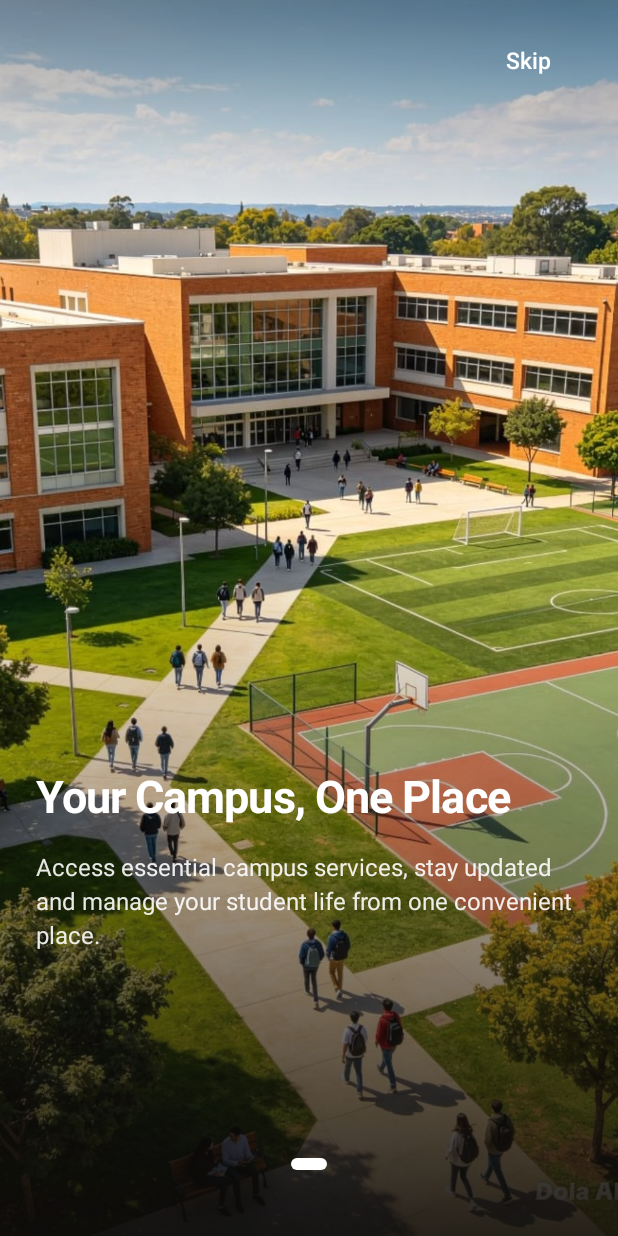
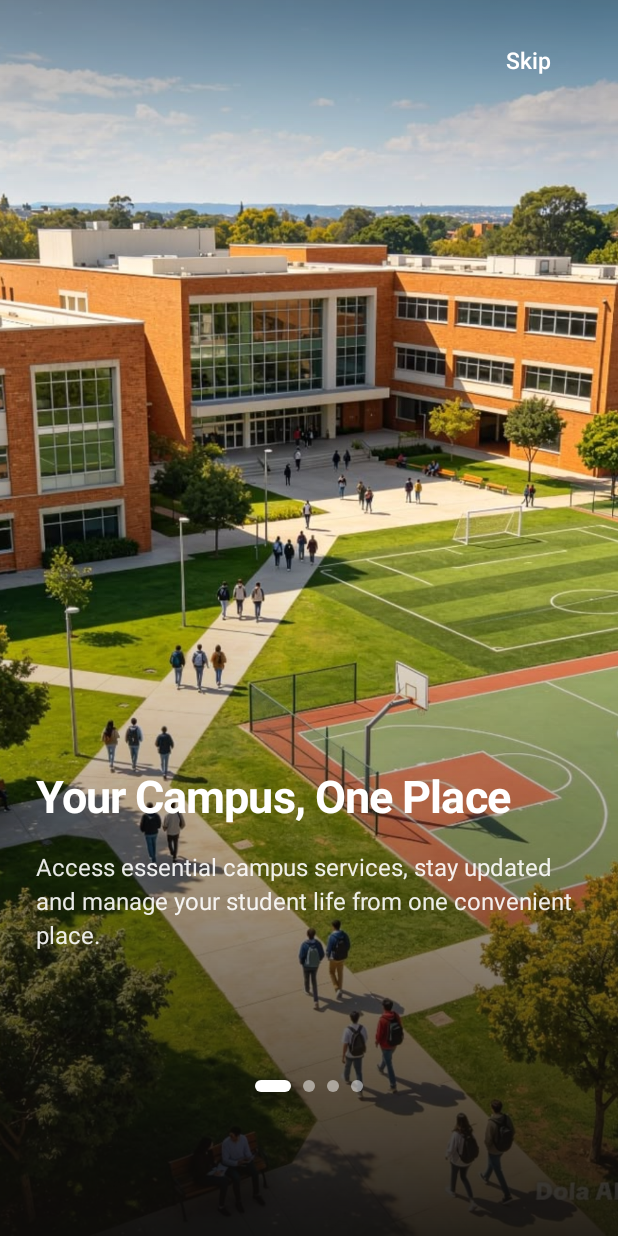
Before and after one commit to oliverokeyo/MobileScholarSchool, an Android app: the screen it shows after launch (OnboardingActivity), on a phone screen of 412 x 824 dp. Run offline under Robolectric (Android 15) with nearby library versions, the phone set to English and light mode, and no system bars; our stand-ins replace Firebase (no records; nobody signed in at launch, a user with empty details on screens opened directly); 1 statement that could not run was skipped.

Commit message:
added  4 dots indicator

```diff
--- a/app/src/main/java/com/example/mobilescholarschool/Onboarding/OnboardingActivity.java
+++ b/app/src/main/java/com/example/mobilescholarschool/Onboarding/OnboardingActivity.java
@@ -17,8 +17,6 @@ import com.example.mobilescholarschool.R;
 import com.example.mobilescholarschool.SignIn.SignInActivity;
 import com.example.mobilescholarschool.SignUp.SignUpActivity;
 import com.google.android.material.button.MaterialButton;
-import com.google.android.material.tabs.TabLayout;
-import com.google.android.material.tabs.TabLayoutMediator;
 
 import java.util.ArrayList;
 import java.util.List;
@@ -26,8 +24,8 @@ import java.util.List;
 public class OnboardingActivity extends AppCompatActivity {
 
     private ViewPager2 viewPager;
-    // CHANGED: btnNext is gone. Pages are changed by swiping, and the dots show
-    // where you are.
+    // There is no Next button. Pages are changed by swiping, and the page
+    // indicator shows where you are.
     private MaterialButton btnSkip;
     private View authButtons; // the row holding Sign In + Sign Up (last page only)
     private int pageCount;
@@ -48,7 +46,7 @@ public class OnboardingActivity extends AppCompatActivity {
         authButtons = findViewById(R.id.authButtons);
         MaterialButton btnSignIn = findViewById(R.id.btnSignIn);
         MaterialButton btnSignUp = findViewById(R.id.btnSignUp);
-        TabLayout dotsIndicator = findViewById(R.id.dotsIndicator);
+        OnboardingPageIndicator pageIndicator = findViewById(R.id.pageIndicator);
         View bottomPanel = findViewById(R.id.bottomPanel);
 
         applyWindowInsets(bottomPanel);
@@ -60,16 +58,10 @@ public class OnboardingActivity extends AppCompatActivity {
         // 2) Adapter
         viewPager.setAdapter(new OnboardingAdapter(items));
 
-        // 3) Page indicators: TabLayoutMediator links one tab per page and keeps them
-        // in sync.
-        new TabLayoutMediator(dotsIndicator, viewPager, (tab, position) -> {
-        }).attach();
-        for (int i = 0; i < dotsIndicator.getTabCount(); i++) {
-            TabLayout.Tab tab = dotsIndicator.getTabAt(i);
-            if (tab != null) {
-                tab.view.setClickable(false); // indicators are display-only
-            }
-        }
+        // 3) Page indicator: one dot per page. It reads the pager's position every frame,
+        // so it always matches the visible page and animates as the pages move.
+        // It must be attached AFTER the adapter is set (it counts the pages).
+        pageIndicator.attachToViewPager(viewPager);
 
         // 4) React to swiping
         viewPager.registerOnPageChangeCallback(new ViewPager2.OnPageChangeCallback() {
@@ -123,13 +115,12 @@ public class OnboardingActivity extends AppCompatActivity {
     }
 
     /**
-     * CHANGED. Pages before the last: Skip only (swipe to continue).
+     * Pages before the last: Skip only (swipe to continue).
      * Last page: Sign In + Sign Up buttons appear, and Skip is hidden.
      *
      * The buttons use INVISIBLE rather than GONE on purpose: an invisible view
-     * still takes
-     * up its space, so the page indicators stay put instead of jumping on the last
-     * page.
+     * still takes up its space, so the page indicator stays put instead of
+     * jumping on the last page.
      */
     private void updateControls(int position) {
         boolean isLast = position == pageCount - 1;
--- /dev/null
+++ b/app/src/main/java/com/example/mobilescholarschool/Onboarding/OnboardingPageIndicator.java
@@ -0,0 +1,221 @@
+package com.example.mobilescholarschool.Onboarding;
+
+import android.content.Context;
+import android.graphics.Canvas;
+import android.graphics.Paint;
+import android.graphics.RectF;
+import android.util.AttributeSet;
+import android.view.View;
+
+import androidx.annotation.NonNull;
+import androidx.annotation.Nullable;
+import androidx.core.content.ContextCompat;
+import androidx.core.graphics.ColorUtils;
+import androidx.recyclerview.widget.RecyclerView;
+import androidx.viewpager2.widget.ViewPager2;
+
+import com.example.mobilescholarschool.R;
+
+/**
+ * Page indicator for the onboarding ViewPager2: small circles for the other pages and a
+ * longer pill for the current one.
+ *
+ * It owns NO page state of its own. Every frame it reads the pager's position
+ * (page + scroll offset), so it can never disagree with what is on screen. Because the
+ * pager reports each frame of a scroll, the pill grows and shrinks smoothly, following
+ * the finger on a swipe and animating by itself on a programmatic page change.
+ *
+ * Usage: call attachToViewPager(viewPager) AFTER the adapter has been set.
+ */
+public class OnboardingPageIndicator extends View {
+
+    // Sizes in dp (converted to pixels once, so they scale with screen density).
+    private static final float DOT_SIZE_DP = 8f;
+    private static final float ACTIVE_WIDTH_DP = 24f;
+    private static final float SPACING_DP = 8f;
+
+    // Reused every frame: onDraw must not create objects (it runs up to 60 times a second).
+    private final Paint paint = new Paint(Paint.ANTI_ALIAS_FLAG);
+    private final RectF rect = new RectF();
+
+    private final float dotSize;
+    private final float activeWidth;
+    private final float spacing;
+    private final int colorInactive;
+    private final int colorActive;
+
+    private int pageCount;
+    // Where the pager is right now, e.g. 1.5 = halfway between page 2 and page 3.
+    private float progress;
+
+    private ViewPager2 pager;
+    private RecyclerView.Adapter<?> adapter;
+    private ViewPager2.OnPageChangeCallback pageCallback;
+    private RecyclerView.AdapterDataObserver dataObserver;
+
+    public OnboardingPageIndicator(@NonNull Context context) {
+        this(context, null);
+    }
+
+    public OnboardingPageIndicator(@NonNull Context context, @Nullable AttributeSet attrs) {
+        this(context, attrs, 0);
+    }
+
+    public OnboardingPageIndicator(@NonNull Context context, @Nullable AttributeSet attrs,
+                                   int defStyleAttr) {
+        super(context, attrs, defStyleAttr);
+
+        float density = getResources().getDisplayMetrics().density;
+        dotSize = DOT_SIZE_DP * density;
+        activeWidth = ACTIVE_WIDTH_DP * density;
+        spacing = SPACING_DP * density;
+
+        // Same colors your old tab_indicator_selector used.
+        colorInactive = ContextCompat.getColor(context, R.color.onboarding_dot_default);
+        colorActive = ContextCompat.getColor(context, R.color.onboarding_dot_selected);
+
+        // Show 4 dots in Android Studio's layout preview (there is no pager there).
+        if (isInEditMode()) {
+            pageCount = 4;
+        }
+    }
+
+    /** Links the indicator to the pager. The pager stays the single source of truth. */
+    public void attachToViewPager(@NonNull ViewPager2 viewPager) {
+        detach();
+
+        RecyclerView.Adapter<?> pagerAdapter = viewPager.getAdapter();
+        if (pagerAdapter == null) {
+            throw new IllegalStateException(
+                    "Set the adapter on the ViewPager2 before attaching the indicator.");
+        }
+
+        pager = viewPager;
+        adapter = pagerAdapter;
+        pageCount = pagerAdapter.getItemCount();
+        progress = viewPager.getCurrentItem();
+        updateDescription(viewPager.getCurrentItem());
+
+        pageCallback = new ViewPager2.OnPageChangeCallback() {
+            @Override
+            public void onPageScrolled(int position, float positionOffset,
+                                       int positionOffsetPixels) {
+                progress = position + positionOffset;
+                invalidate(); // redraw with the new progress
+            }
+
+            @Override
+            public void onPageSelected(int position) {
+                updateDescription(position);
+            }
+        };
+        viewPager.registerOnPageChangeCallback(pageCallback);
+
+        // If pages are ever added or removed, the number of dots follows.
+        dataObserver = new RecyclerView.AdapterDataObserver() {
+            @Override
+            public void onChanged() {
+                refreshPageCount();
+            }
+
+            @Override
+            public void onItemRangeInserted(int positionStart, int itemCount) {
+                refreshPageCount();
+            }
+
+            @Override
+            public void onItemRangeRemoved(int positionStart, int itemCount) {
+                refreshPageCount();
+            }
+        };
+        pagerAdapter.registerAdapterDataObserver(dataObserver);
+
+        requestLayout();
+        invalidate();
+    }
+
+    private void refreshPageCount() {
+        if (adapter == null || pager == null) {
+            return;
+        }
+        pageCount = adapter.getItemCount();
+        progress = Math.min(progress, Math.max(0, pageCount - 1));
+        updateDescription(pager.getCurrentItem());
+        requestLayout();
+        invalidate();
+    }
+
+    /** Spoken by TalkBack, e.g. "Page 2 of 4". */
+    private void updateDescription(int position) {
+        setContentDescription(getContext().getString(
+                R.string.onboarding_page_indicator, position + 1, pageCount));
+    }
+
+    private void detach() {
+        if (pager != null && pageCallback != null) {
+            pager.unregisterOnPageChangeCallback(pageCallback);
+        }
+        if (adapter != null && dataObserver != null) {
+            adapter.unregisterAdapterDataObserver(dataObserver);
+        }
+        pager = null;
+        adapter = null;
+        pageCallback = null;
+        dataObserver = null;
+    }
+
+    @Override
+    protected void onDetachedFromWindow() {
+        detach(); // don't leak the pager/adapter
+        super.onDetachedFromWindow();
+    }
+
+    /** Width of the whole row at rest: (n - 1) circles + 1 pill + the gaps between them. */
+    private float contentWidth() {
+        if (pageCount <= 0) {
+            return 0f;
+        }
+        return (pageCount - 1) * dotSize + activeWidth + (pageCount - 1) * spacing;
+    }
+
+    @Override
+    protected void onMeasure(int widthMeasureSpec, int heightMeasureSpec) {
+        int desiredWidth = (int) Math.ceil(contentWidth()) + getPaddingLeft() + getPaddingRight();
+        int desiredHeight = (int) Math.ceil(dotSize) + getPaddingTop() + getPaddingBottom();
+        setMeasuredDimension(
+                resolveSize(desiredWidth, widthMeasureSpec),
+                resolveSize(desiredHeight, heightMeasureSpec));
+    }
+
+    @Override
+    protected void onDraw(@NonNull Canvas canvas) {
+        if (pageCount <= 0) {
+            return;
+        }
+
+        // Centre the row inside whatever space we were given.
+        float availableWidth = getWidth() - getPaddingLeft() - getPaddingRight();
+        float x = getPaddingLeft() + (availableWidth - contentWidth()) / 2f;
+        float top = getPaddingTop()
+                + (getHeight() - getPaddingTop() - getPaddingBottom() - dotSize) / 2f;
+        float radius = dotSize / 2f;
+
+        // In right-to-left languages the pager runs right-to-left, so draw the dots the same way.
+        boolean rtl = getLayoutDirection() == LAYOUT_DIRECTION_RTL;
+
+        for (int visualIndex = 0; visualIndex < pageCount; visualIndex++) {
+            int page = rtl ? pageCount - 1 - visualIndex : visualIndex;
+
+            // 1.0 when the pager is exactly on this page, fading to 0.0 one page away.
+            float weight = Math.max(0f, 1f - Math.abs(progress - page));
+
+            float width = dotSize + (activeWidth - dotSize) * weight;
+            paint.setColor(ColorUtils.blendARGB(colorInactive, colorActive, weight));
+
+            rect.set(x, top, x + width, top + dotSize);
+            canvas.drawRoundRect(rect, radius, radius, paint);
+
+            x += width + spacing;
+        }
+    }
+}
--- a/app/src/main/java/com/example/mobilescholarschool/ProfileTab/ProfileActivity.java
+++ b/app/src/main/java/com/example/mobilescholarschool/ProfileTab/ProfileActivity.java
@@ -109,20 +109,7 @@ public class ProfileActivity extends AppCompatActivity {
     /**
      * Every touch on this screen passes through here BEFORE any view sees it. We ask the swipe
      * navigator first: if the user is dragging sideways it takes over (returns true) and the
-     * views underneath never see that gesture. Otherwise everything works exactly as before.
-     */
-    @Override
-    public boolean dispatchTouchEvent(MotionEvent ev) {
-        if (swipeNavigator != null && swipeNavigator.onTouchEvent(ev)) {
-            return true;
-        }
-        return super.dispatchTouchEvent(ev);
-    }
-
-    /**
-     * Every touch on this screen passes through here BEFORE any view sees it. We ask the swipe
-     * navigator first: if the user is dragging sideways it takes over (returns true) and the
-     * views underneath never see that gesture. Otherwise everything works exactly as before.
+     * views underneath never see that gesture. Otherwise, everything works exactly as before.
      */
     @Override
     public boolean dispatchTouchEvent(MotionEvent ev) {
@@ -195,7 +182,8 @@ public class ProfileActivity extends AppCompatActivity {
         btnChange.setOnClickListener(v -> showEditDialog());
         btnPrintSummary.setOnClickListener(v -> printSummary());
         if (provisional) {
-            btnSignOut.setText("Cancel registration");   // there is no account to sign out of yet
+            // CHANGED: from a hard-coded string to a resource, so it can be translated
+            btnSignOut.setText(R.string.btn_cancel_registration);   // there is no account to sign out of yet
         }
         btnSignOut.setOnClickListener(v -> signOut());
     }
@@ -595,7 +583,7 @@ public class ProfileActivity extends AppCompatActivity {
     /**
      * CHANGED: warns first if something saved on this phone has not reached the server.
      * Unsent items are KEPT and are delivered the next time this student signs in while online.
-     *
+     * <p>
      * For a student whose sign-up is still waiting there is no account to sign out of, so the
      * same button becomes "Cancel registration": it throws the waiting sign-up away.
      */
--- a/app/src/main/res/layout/activity_onboarding.xml
+++ b/app/src/main/res/layout/activity_onboarding.xml
@@ -40,8 +40,8 @@
         app:layout_constraintEnd_toEndOf="parent"
         app:layout_constraintTop_toTopOf="parent" />
 
-    <!-- Bottom panel: Sign In / Sign Up buttons (last page only) with the page indicators
-         underneath. There is no Next button: the student swipes between pages. -->
+    <!-- Bottom panel, top to bottom: the page indicator, then the Sign In / Sign Up buttons
+         (last page only). There is no Next button: the student swipes between pages. -->
     <LinearLayout
         android:id="@+id/bottomPanel"
         android:layout_width="0dp"
@@ -55,8 +55,17 @@
         app:layout_constraintEnd_toEndOf="parent"
         app:layout_constraintStart_toStartOf="parent">
 
+        <!-- Page indicator: draws its own circles and pill, centred, in the colors
+             onboarding_dot_default / onboarding_dot_selected. -->
+        <com.example.mobilescholarschool.Onboarding.OnboardingPageIndicator
+            android:id="@+id/pageIndicator"
+            android:layout_width="wrap_content"
+            android:layout_height="wrap_content"
+            android:layout_gravity="center_horizontal"
+            android:layout_marginBottom="@dimen/space_md" />
+
         <!-- INVISIBLE (not GONE) on pages 1-3: it keeps its space, so the
-             indicators below never jump when the last page appears. -->
+             indicator above never jumps when the last page appears. -->
         <LinearLayout
             android:id="@+id/authButtons"
             android:layout_width="match_parent"
@@ -82,21 +91,6 @@
                 android:layout_weight="1"
                 android:text="@string/btn_sign_up" />
         </LinearLayout>
-
-        <!-- Page indicators: look comes from @drawable/tab_indicator_selector -->
-        <com.google.android.material.tabs.TabLayout
-            android:id="@+id/dotsIndicator"
-            android:layout_width="match_parent"
-            android:layout_height="wrap_content"
-            android:layout_marginTop="@dimen/space_md"
-            android:background="@android:color/transparent"
-            app:tabBackground="@drawable/tab_indicator_selector"
-            app:tabGravity="center"
-            app:tabIndicatorHeight="0dp"
-            app:tabMinWidth="0dp"
-            app:tabPaddingEnd="0dp"
-            app:tabPaddingStart="0dp"
-            app:tabRippleColor="@android:color/transparent" />
     </LinearLayout>
 
 </androidx.constraintlayout.widget.ConstraintLayout>
--- a/app/src/main/res/values/strings.xml
+++ b/app/src/main/res/values/strings.xml
@@ -45,6 +45,8 @@
     <string name="btn_print_summary">Print my summary</string>
     <string name="print_summary_title">Student summary</string>
     <string name="btn_sign_out">Sign Out</string>
+    <!-- NEW: replaces Sign Out for a student whose offline sign-up is still waiting -->
+    <string name="btn_cancel_registration">Cancel registration</string>
     <string name="title_edit_details">Edit Details</string>
     <string name="btn_save">Save</string>
     <string name="btn_cancel">Cancel</string>
@@ -181,6 +183,9 @@
     <!-- Onboarding screen -->
     <string name="onboarding_skip">Skip</string>
     <string name="onboarding_next">Next</string>
+    <!-- NEW: spoken by TalkBack for the page indicator, e.g. "Page 2 of 4".
+         %1$d = this page's number, %2$d = total pages. -->
+    <string name="onboarding_page_indicator">Page %1$d of %2$d</string>
     <string name="onboarding_title_campus">Your Campus, One Place</string>
     <string name="onboarding_desc_campus">Access essential campus services, stay updated and manage your student life from one convenient place.</string>
     <string name="onboarding_title_library">Your library, anywhere</string>
```
